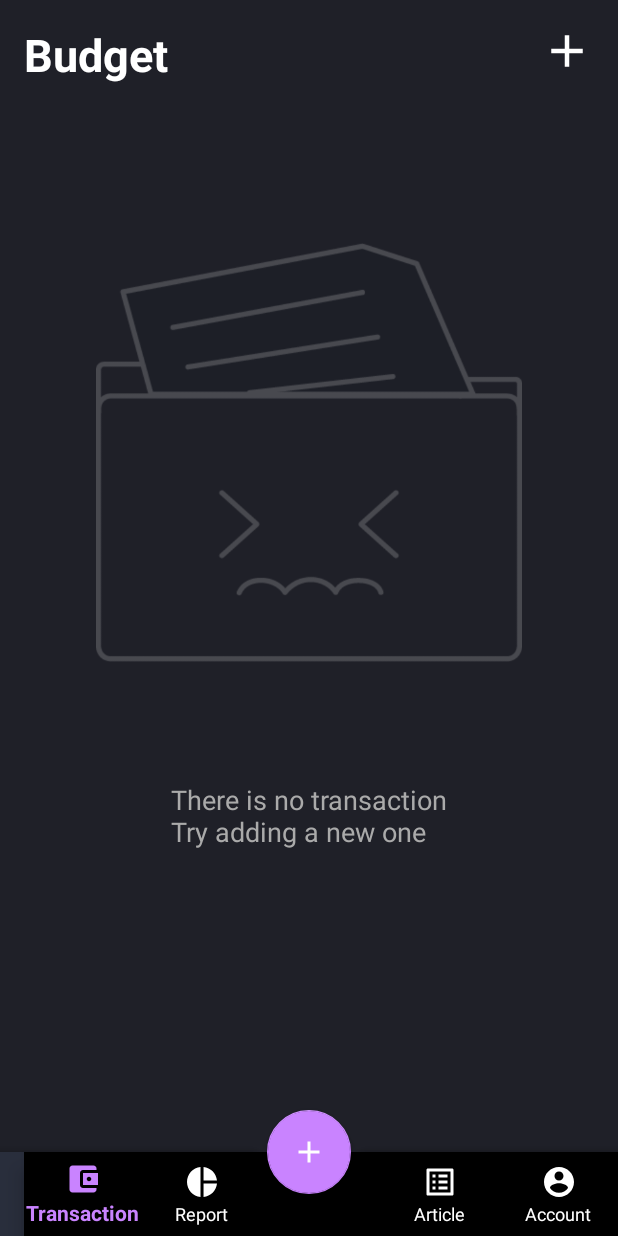
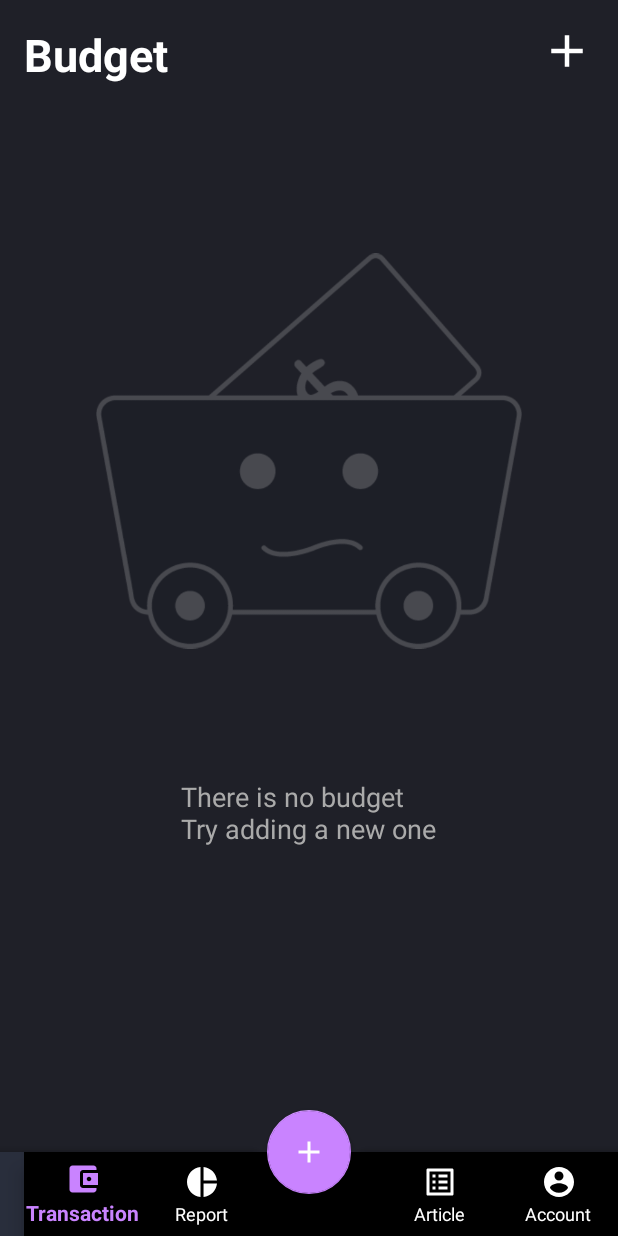
Before and after one commit to mikhaeljonathan/duitku, an Android app: the fragment BudgetFragment placed in its activity, on a phone screen of 412 x 824 dp. Run offline under Robolectric (Android 15) with nearby library versions, the light colour scheme and no system bars; libraries missing offline, so code that uses them is left out: com.github.florent37.tutoshowcase, uk.co.deanwild; 7 statements that could not run were skipped.

Commit message:
budget empty view salah

```diff
--- a/app/src/main/java/com/example/duitku/budget/fragment/BudgetFragmentView.java
+++ b/app/src/main/java/com/example/duitku/budget/fragment/BudgetFragmentView.java
@@ -121,10 +121,10 @@ public class BudgetFragmentView implements UIView {
         emptyView = inflater.inflate(R.layout.empty_view, null, false);
 
         imageEmptyView = emptyView.findViewById(R.id.empty_view_imageview);
-        imageEmptyView.setImageResource(R.drawable.empty_transaction);
+        imageEmptyView.setImageResource(R.drawable.empty_budget);
 
         TextView textView = emptyView.findViewById(R.id.empty_view_textview);
-        textView.setText("There is no transaction\nTry adding a new one");
+        textView.setText("There is no budget\nTry adding a new one");
 
         listView.addFooterView(emptyView, null, false);
     }
```
Also changed, not shown: app/src/main/java/com/example/duitku/transaction/form/components/TransactionAdComponent.java (+11 -3 lines).
